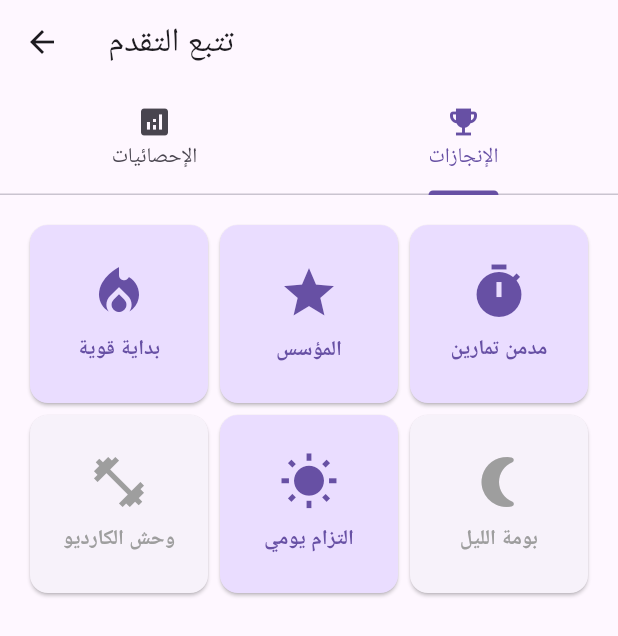
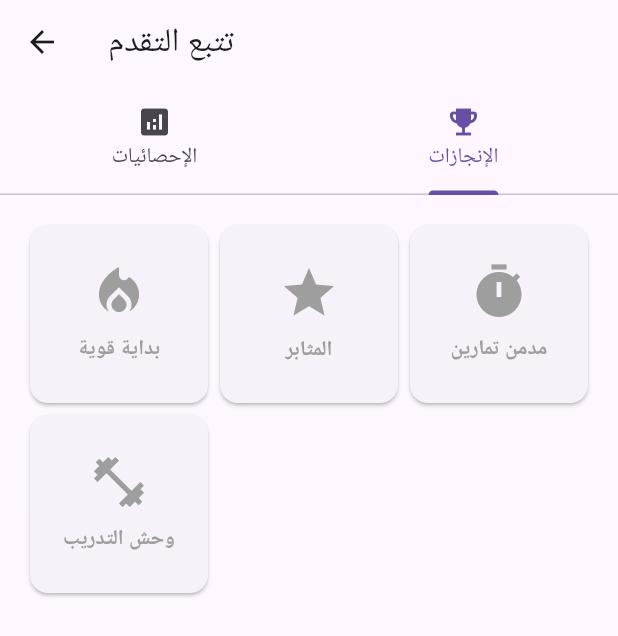
Before and after one commit to smsma2511995-a11y/Fight-app, a Flutter app: the ProgressScreen screen opened directly, tab 2 chosen, on a phone screen of 412 x 824 dp. Shown: the top 636 px of the screen. Run offline on Flutter 3.47's test engine with Material 3 defaults, Android fonts, the phone set to English and light mode, and no system bars; our stand-ins replace fl_chart; missing offline and left inert: integrated_martial_arts_trainer.

Commit message:
Update progress_screen.dart

```diff
--- a/lib/screens/progress_screen.dart
+++ b/lib/screens/progress_screen.dart
@@ -1,8 +1,58 @@
 import 'package:flutter/material.dart';
 import 'package:fl_chart/fl_chart.dart';
+import 'package:fight_app/data/database_helper.dart'; // استيراد قاعدة البيانات
 
-class ProgressScreen extends StatelessWidget {
+// سنقوم بإنشاء نموذج بسيط للإنجازات
+class Achievement {
+  final IconData icon;
+  final String title;
+  final String subtitle;
+  final bool Function(int) isUnlocked; // دالة للتحقق مما إذا كان الإنجاز مفتوحًا
+
+  Achievement({
+    required this.icon,
+    required this.title,
+    required this.subtitle,
+    required this.isUnlocked,
+  });
+}
+
+// قائمة الإنجازات
+final List<Achievement> achievements = [
+  Achievement(icon: Icons.local_fire_department, title: 'بداية قوية', subtitle: 'أكمل أول تمرين لك', isUnlocked: (count) => count >= 1),
+  Achievement(icon: Icons.star, title: 'المثابر', subtitle: 'أكمل 10 تمارين', isUnlocked: (count) => count >= 10),
+  Achievement(icon: Icons.timer, title: 'مدمن تمارين', subtitle: 'أكمل 50 تمرينًا', isUnlocked: (count) => count >= 50),
+  Achievement(icon: Icons.fitness_center, title: 'وحش التدريب', subtitle: 'أكمل 100 تمرين', isUnlocked: (count) => count >= 100),
+  // يمكنك إضافة المزيد من الإنجازات هنا
+];
+
+class ProgressScreen extends StatefulWidget {
   const ProgressScreen({super.key});
+
+  @override
+  State<ProgressScreen> createState() => _ProgressScreenState();
+}
+
+class _ProgressScreenState extends State<ProgressScreen> {
+  // استخدام FutureBuilder لتحميل البيانات ديناميكيًا
+  late Future<Map<String, int>> _statsFuture;
+
+  @override
+  void initState() {
+    super.initState();
+    _statsFuture = _loadStats();
+  }
+
+  Future<Map<String, int>> _loadStats() async {
+    final dbHelper = DatabaseHelper();
+    final totalExercises = await dbHelper.getTotalCompletedExercises();
+    final totalCalories = await dbHelper.getTotalCaloriesBurned();
+    // يمكنك إضافة المزيد من الإحصائيات هنا (مثل سلسلة الأيام)
+    return {
+      'totalExercises': totalExercises,
+      'totalCalories': totalCalories,
+    };
+  }
 
   @override
   Widget build(BuildContext context) {
@@ -34,43 +84,93 @@ class ProgressScreen extends StatelessWidget {
     );
   }
 
+  // --- تبويب الإحصائيات (موصول بقاعدة البيانات) ---
   Widget _buildStatsTab(BuildContext context) {
+    return FutureBuilder<Map<String, int>>(
+      future: _statsFuture,
+      builder: (context, snapshot) {
+        if (snapshot.connectionState == ConnectionState.waiting) {
+          return const Center(child: CircularProgressIndicator());
+        }
+        if (snapshot.hasError) {
+          return const Center(child: Text('حدث خطأ في تحميل البيانات'));
+        }
+        if (!snapshot.hasData || snapshot.data!.isEmpty) {
+          return const Center(child: Text('لا توجد بيانات لعرضها. ابدأ التدريب!'));
+        }
+
+        final stats = snapshot.data!;
+        final totalExercises = stats['totalExercises'] ?? 0;
+        final totalCalories = stats['totalCalories'] ?? 0;
+
         return SingleChildScrollView(
           padding: const EdgeInsets.all(16.0),
           child: Column(
             crossAxisAlignment: CrossAxisAlignment.stretch,
             children: [
-          // Key Metrics
               Row(
                 mainAxisAlignment: MainAxisAlignment.spaceAround,
                 children: [
-              _buildStatCard('إجمالي الساعات', '25', Icons.timer, context),
-              _buildStatCard('سلسلة الأيام', '7', Icons.local_fire_department, context),
+                  _buildStatCard('إجمالي التمارين', totalExercises.toString(), Icons.fitness_center, context),
+                  _buildStatCard('إجمالي السعرات', totalCalories.toString(), Icons.local_fire_department, context),
                 ],
               ),
               const SizedBox(height: 24),
-          // Chart
               Text('التمارين المكتملة هذا الأسبوع', style: Theme.of(context).textTheme.titleLarge),
               const SizedBox(height: 16),
               SizedBox(
                 height: 200,
                 child: BarChart(
                   BarChartData(
+                    // بيانات الرسم البياني لا تزال ثابتة، يمكن ربطها بقاعدة البيانات لاحقًا
                     alignment: BarChartAlignment.spaceAround,
                     barGroups: [
-                  _makeBarData(0, 5, color: Colors.red), // Sat
-                  _makeBarData(1, 8, color: Colors.orange), // Sun
-                  _makeBarData(2, 6, color: Colors.yellow), // Mon
-                  _makeBarData(3, 4, color: Colors.green), // Tue
-                  _makeBarData(4, 7, color: Colors.blue), // Wed
-                  _makeBarData(5, 0, color: Colors.indigo), // Thu
-                  _makeBarData(6, 0, color: Colors.purple), // Fri
+                      _makeBarData(0, 5), _makeBarData(1, 8), _makeBarData(2, 6),
+                      _makeBarData(3, 4), _makeBarData(4, 7), _makeBarData(5, 0),
+                      _makeBarData(6, 0),
                     ],
                     titlesData: FlTitlesData(
-                  bottomTitles: AxisTitles(
-                    sideTitles: SideTitles(
-                      showTitles: true,
-                      getTitlesWidget: (value, meta) {
+                      bottomTitles: AxisTitles(sideTitles: SideTitles(showTitles: true, getTitlesWidget: _bottomTitles)),
+                      leftTitles: const AxisTitles(sideTitles: SideTitles(showTitles: false)),
+                      topTitles: const AxisTitles(sideTitles: SideTitles(showTitles: false)),
+                      rightTitles: const AxisTitles(sideTitles: SideTitles(showTitles: false)),
+                    ),
+                  ),
+                ),
+              ),
+            ],
+          ),
+        );
+      },
+    );
+  }
+
+  // --- تبويب الإنجازات (موصول بقاعدة البيانات) ---
+  Widget _buildAchievementsTab(BuildContext context) {
+    return FutureBuilder<Map<String, int>>(
+      future: _statsFuture,
+      builder: (context, snapshot) {
+        if (!snapshot.hasData) {
+          return const Center(child: CircularProgressIndicator());
+        }
+        final totalExercises = snapshot.data!['totalExercises'] ?? 0;
+
+        return GridView.builder(
+          gridDelegate: const SliverGridDelegateWithFixedCrossAxisCount(crossAxisCount: 3),
+          padding: const EdgeInsets.all(16),
+          itemCount: achievements.length,
+          itemBuilder: (context, index) {
+            final achievement = achievements[index];
+            final isUnlocked = achievement.isUnlocked(totalExercises);
+            return _buildAchievement(achievement.icon, achievement.title, isUnlocked, context);
+          },
+        );
+      },
+    );
+  }
+
+  // --- دوال مساعدة للواجهة (من تصميمك) ---
+  Widget _bottomTitles(double value, TitleMeta meta) {
     const style = TextStyle(fontSize: 10);
     String text;
     switch (value.toInt()) {
@@ -84,33 +184,10 @@ class ProgressScreen extends StatelessWidget {
       default: text = ''; break;
     }
     return SideTitleWidget(axisSide: meta.axisSide, child: Text(text, style: style));
-                      },
-                    ),
-                  ),
-                  leftTitles: const AxisTitles(sideTitles: SideTitles(showTitles: false)),
-                  topTitles: const AxisTitles(sideTitles: SideTitles(showTitles: false)),
-                  rightTitles: const AxisTitles(sideTitles: SideTitles(showTitles: false)),
-                ),
-              ),
-            ),
-          ),
-        ],
-      ),
-    );
   }
 
-  BarChartGroupData _makeBarData(int x, double y, {required Color color}) {
-    return BarChartGroupData(
-      x: x,
-      barRods: [
-        BarChartRodData(
-          toY: y,
-          color: color,
-          width: 15,
-          borderRadius: BorderRadius.circular(4),
-        ),
-      ],
-    );
+  BarChartGroupData _makeBarData(int x, double y) {
+    return BarChartGroupData(x: x, barRods: [BarChartRodData(toY: y, color: Theme.of(context).colorScheme.primary, width: 15, borderRadius: BorderRadius.circular(4))]);
   }
 
   Widget _buildStatCard(String title, String value, IconData icon, BuildContext context) {
@@ -131,38 +208,15 @@ class ProgressScreen extends StatelessWidget {
     );
   }
 
-  Widget _buildAchievementsTab(BuildContext context) {
-    return GridView.count(
-      crossAxisCount: 3,
-      padding: const EdgeInsets.all(16),
-      children: [
-        _buildAchievement(Icons.local_fire_department, 'بداية قوية', 'أكمل أول تمرين لك', true, context),
-        _buildAchievement(Icons.star, 'المؤسس', 'أكمل المرحلة التأسيسية', true, context),
-        _buildAchievement(Icons.timer, 'مدمن تمارين', 'أكمل 50 تمرينًا', true, context),
-        _buildAchievement(Icons.fitness_center, 'وحش الكارديو', 'أكمل شهر التحمل', false, context),
-        _buildAchievement(Icons.wb_sunny, 'التزام يومي', 'تمرن 7 أيام متتالية', true, context),
-        _buildAchievement(Icons.nightlight_round, 'بومة الليل', 'أكمل تمرينًا بعد منتصف الليل', false, context),
-      ],
-    );
-  }
-
-  Widget _buildAchievement(IconData icon, String title, String subtitle, bool isUnlocked, BuildContext context) {
+  Widget _buildAchievement(IconData icon, String title, bool isUnlocked, BuildContext context) {
     return Card(
       color: isUnlocked ? Theme.of(context).colorScheme.primaryContainer : null,
       child: Column(
         mainAxisAlignment: MainAxisAlignment.center,
         children: [
-          Icon(
-            icon,
-            size: 40,
-            color: isUnlocked ? Theme.of(context).colorScheme.primary : Colors.grey,
-          ),
+          Icon(icon, size: 40, color: isUnlocked ? Theme.of(context).colorScheme.primary : Colors.grey),
           const SizedBox(height: 8),
-          Text(
-            title,
-            textAlign: TextAlign.center,
-            style: TextStyle(fontWeight: FontWeight.bold, color: isUnlocked ? Theme.of(context).colorScheme.primary : Colors.grey),
-          ),
+          Text(title, textAlign: TextAlign.center, style: TextStyle(fontWeight: FontWeight.bold, color: isUnlocked ? Theme.of(context).colorScheme.primary : Colors.grey)),
         ],
       ),
     );
```
Lines whose indentation alone changed are shown as unchanged.
